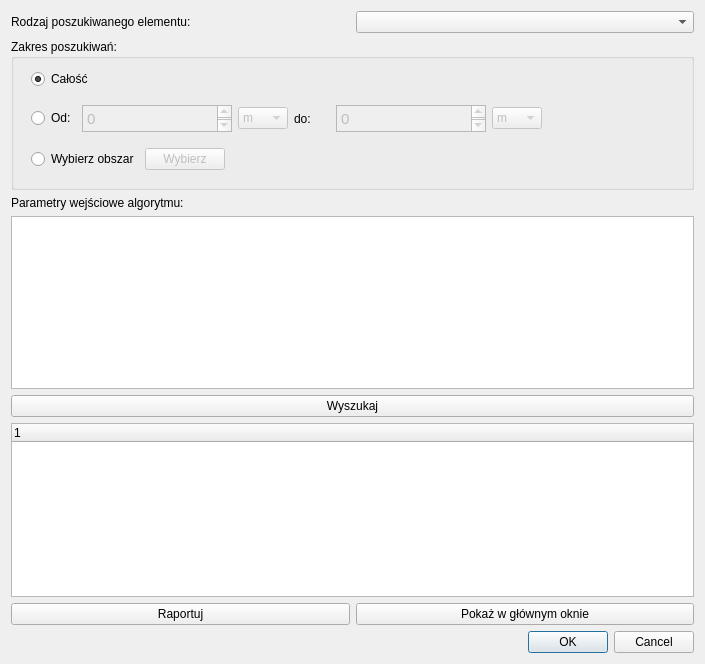
First picture: the form in AutoDetectWindow.ui, repository ukito-pl/UltraSoundScanViewer, before the edit.
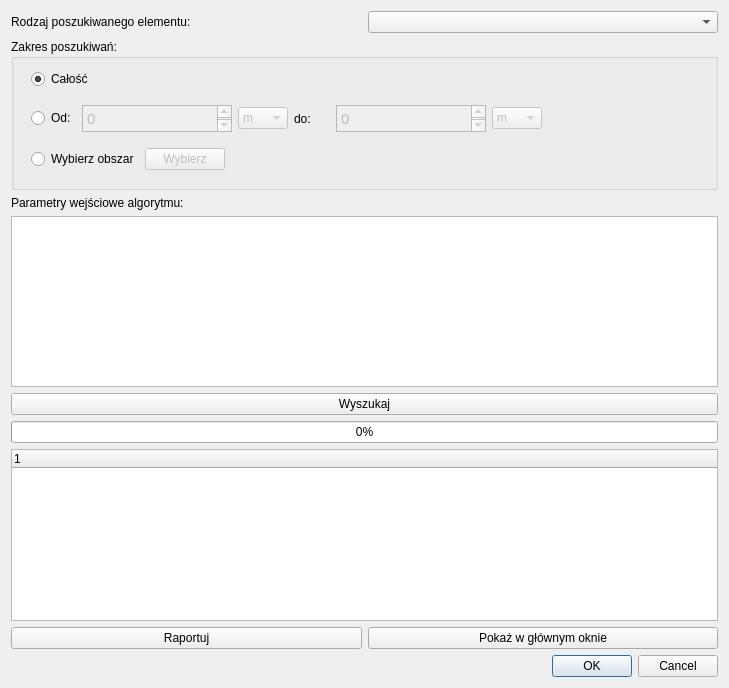
Second picture: the form after the edit.

Commit message: corrosion detect working and added progress bar

The edit to the form file:
```diff
--- a/AutoDetectWindow.ui
+++ b/AutoDetectWindow.ui
@@ -6,8 +6,8 @@
    <rect>
     <x>0</x>
     <y>0</y>
-    <width>705</width>
-    <height>664</height>
+    <width>729</width>
+    <height>688</height>
    </rect>
   </property>
   <property name="windowTitle">
@@ -298,6 +298,19 @@
      </property>
     </widget>
    </item>
+   <item>
+    <widget class="QProgressBar" name="progressBar">
+     <property name="enabled">
+      <bool>true</bool>
+     </property>
+     <property name="value">
+      <number>0</number>
+     </property>
+     <property name="textVisible">
+      <bool>true</bool>
+     </property>
+    </widget>
+   </item>
    <item>
     <widget class="QTreeWidget" name="treeWidget">
      <property name="minimumSize">
```
Left out of the diff: 2 changed lines with no effect on the pictures. The commit also changes 4 other files.
